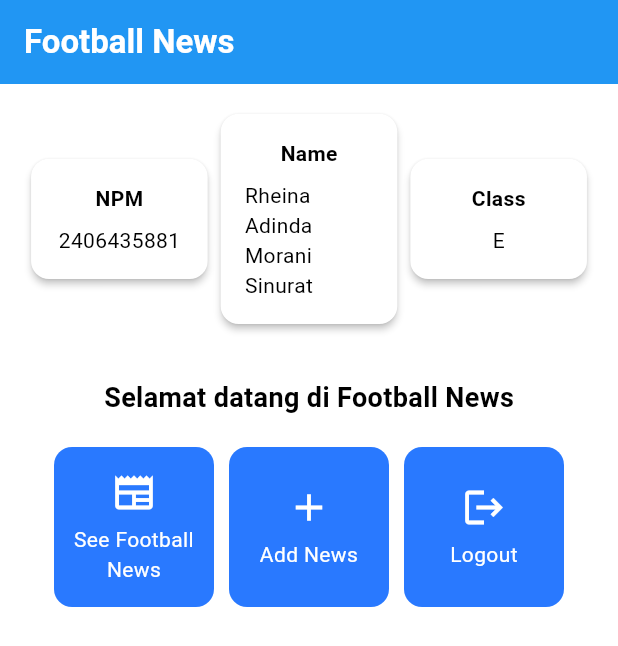
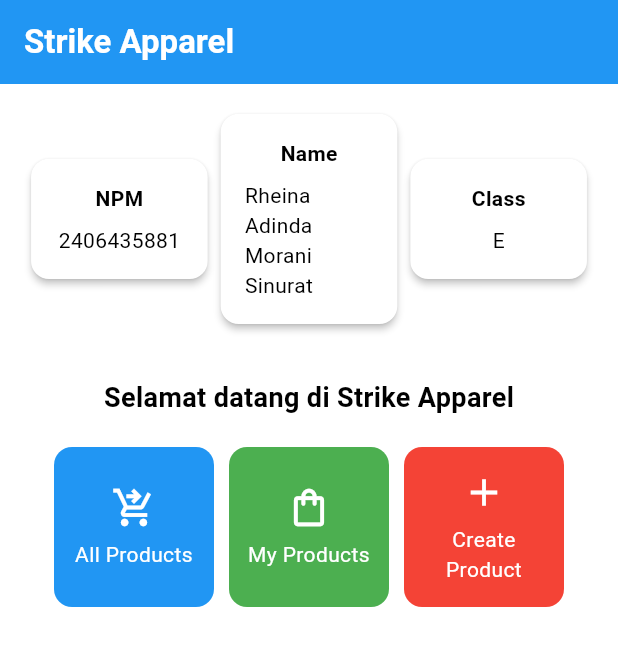
Before and after one commit to rheinaadinda/strike-apparel-mobile, a Flutter app: the screen it shows after launch, on a phone screen of 412 x 824 dp. Shown: the top 646 px of the screen. Run offline on Flutter 3.47's test engine with Material 3 defaults, Android fonts, the phone set to English and light mode, and no system bars.

Commit message:
Tugas 7 selesai, pls read readme

```diff
--- a/lib/main.dart
+++ b/lib/main.dart
@@ -8,31 +8,15 @@ void main() {
 class MyApp extends StatelessWidget {
   const MyApp({super.key});
 
-  // This widget is the root of your application.
   @override
   Widget build(BuildContext context) {
     return MaterialApp(
       title: 'Flutter Demo',
       theme: ThemeData(
-        // This is the theme of your application.
-        //
-        // TRY THIS: Try running your application with "flutter run". You'll see
-        // the application has a purple toolbar. Then, without quitting the app,
-        // try changing the seedColor in the colorScheme below to Colors.green
-        // and then invoke "hot reload" (save your changes or press the "hot
-        // reload" button in a Flutter-supported IDE, or press "r" if you used
-        // the command line to start the app).
-        //
-        // Notice that the counter didn't reset back to zero; the application
-        // state is not lost during the reload. To reset the state, use hot
-        // restart instead.
-        //
-        // This works for code too, not just values: Most code changes can be
-        // tested with just a hot reload.
-         colorScheme: ColorScheme.fromSwatch(primarySwatch: Colors.blue)
-        .copyWith(secondary: Colors.blueAccent[400]),
+        colorScheme: ColorScheme.fromSwatch(primarySwatch: Colors.blue)
+ .copyWith(secondary: Colors.blueAccent[400]),
       ),
-      home:  MyHomePage(),
+      home: MyHomePage(),
     );
   }
 }
--- a/lib/menu.dart
+++ b/lib/menu.dart
@@ -8,9 +8,9 @@ class MyHomePage extends StatelessWidget {
     final String kelas = "E"; //kelas
 
     final List<ItemHomepage> items = [
-    ItemHomepage("See Football News", Icons.newspaper),
-    ItemHomepage("Add News", Icons.add),
-    ItemHomepage("Logout", Icons.logout),
+    ItemHomepage("All Products", Icons.shopping_cart_checkout, Colors.blue),
+    ItemHomepage("My Products", Icons.shopping_bag_outlined, Colors.green),
+    ItemHomepage("Create Product", Icons.add, Colors.red),
   ];
 
 
@@ -22,7 +22,7 @@ class MyHomePage extends StatelessWidget {
       appBar: AppBar(
         // Judul aplikasi "Football News" dengan teks putih dan tebal.
         title: const Text(
-          'Football News',
+          'Strike Apparel',
           style: TextStyle(
             color: Colors.white,
             fontWeight: FontWeight.bold,
@@ -61,7 +61,7 @@ class MyHomePage extends StatelessWidget {
                   const Padding(
                     padding: EdgeInsets.only(top: 16.0),
                     child: Text(
-                      'Selamat datang di Football News',
+                      'Selamat datang di Strike Apparel',
                       style: TextStyle(
                         fontWeight: FontWeight.bold,
                         fontSize: 18.0,
@@ -130,8 +130,9 @@ class InfoCard extends StatelessWidget {
 class ItemHomepage {
  final String name;
  final IconData icon;
+final Color color;
 
- ItemHomepage(this.name, this.icon);
+ ItemHomepage(this.name, this.icon, this.color);
 }
 
 class ItemCard extends StatelessWidget {
@@ -145,7 +146,7 @@ class ItemCard extends StatelessWidget {
   Widget build(BuildContext context) {
     return Material(
       // Menentukan warna latar belakang dari tema aplikasi.
-      color: Theme.of(context).colorScheme.secondary,
+      color: item.color,
       // Membuat sudut kartu melengkung.
       borderRadius: BorderRadius.circular(12),
 
```
Also changed, not shown: 1 other file.
